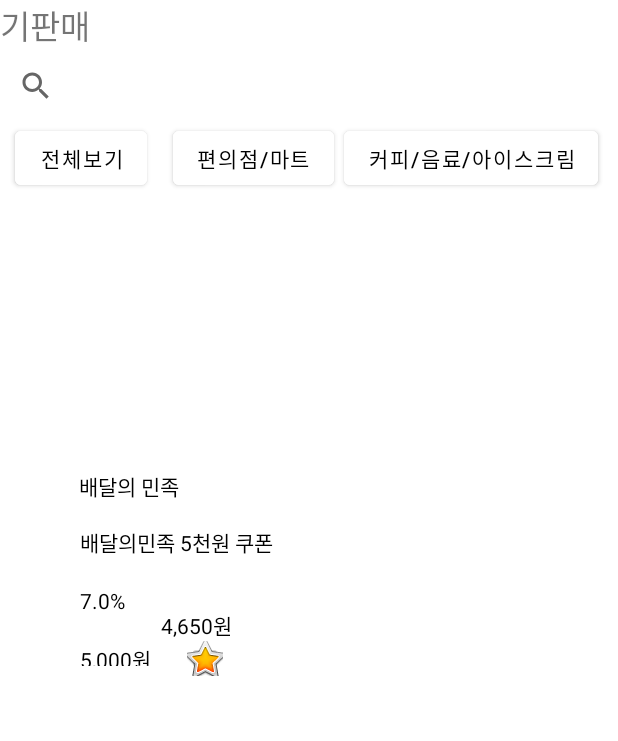
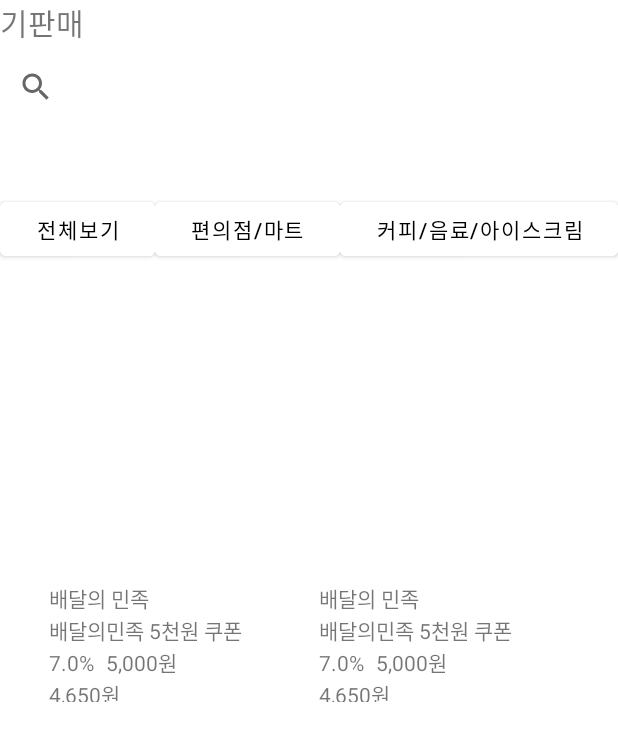
Before and after one commit to maie421/android, an Android app: the screen it shows after launch (MainActivity), on a phone screen of 412 x 824 dp. Shown: the top 741 px of the screen. Run offline under Robolectric (Android 15) with nearby library versions, the phone set to English and light mode, and no system bars.

Commit message:
feat : LinearLayout

```diff
--- a/app/src/main/res/layout/activity_main.xml
+++ b/app/src/main/res/layout/activity_main.xml
@@ -4,168 +4,209 @@
     xmlns:tools="http://schemas.android.com/tools"
     android:layout_width="match_parent"
     android:layout_height="match_parent"
-    tools:context=".MainActivity"
-    tools:ignore="MissingDefaultResource">
+    tools:context=".MainActivity">
 
+    <LinearLayout
+        android:id="@+id/linearLayout"
+        android:layout_width="0dp"
+        android:layout_height="0dp"
+        android:orientation="vertical"
+        app:layout_constraintBottom_toTopOf="@+id/linearLayout2"
+        app:layout_constraintEnd_toEndOf="parent"
+        app:layout_constraintStart_toStartOf="parent"
+        app:layout_constraintTop_toTopOf="parent"
+        tools:ignore="MissingConstraints">
 
         <TextView
             android:id="@+id/textView2"
+            android:layout_width="66dp"
+            android:layout_height="40dp"
+            android:text="기판매"
+            android:textSize="20dp"
+            tools:layout_editor_absoluteX="13dp"
+            tools:layout_editor_absoluteY="16dp" />
+
+        <SearchView
+            android:layout_width="match_parent"
+            android:layout_height="35dp" />
+
+        <com.google.android.material.textfield.TextInputLayout
+            android:id="@+id/textInputLayout"
+            android:layout_width="409dp"
+            android:layout_height="wrap_content"
+            tools:layout_editor_absoluteX="1dp"
+            tools:layout_editor_absoluteY="75dp">
+
+        </com.google.android.material.textfield.TextInputLayout>
+
+        <com.google.android.material.textfield.TextInputLayout
             android:layout_width="match_parent"
             android:layout_height="wrap_content"
-        android:text="기판매"
-        android:textSize="22dp"
-        app:layout_constraintBottom_toTopOf="@+id/searchView5"
+            android:background="@color/white"
+            android:baselineAligned="false">
+
+        </com.google.android.material.textfield.TextInputLayout>
+
+    </LinearLayout>
+
+    <LinearLayout
+        android:id="@+id/linearLayout2"
+        android:layout_width="0dp"
+        android:layout_height="0dp"
+        android:layout_marginBottom="1dp"
+        android:orientation="horizontal"
+        app:layout_constraintBottom_toTopOf="@+id/linearLayout5"
         app:layout_constraintEnd_toEndOf="parent"
-        app:layout_constraintHorizontal_bias="0.0"
         app:layout_constraintStart_toStartOf="parent"
-        app:layout_constraintTop_toTopOf="parent" />
-
-    <SearchView
-        android:id="@+id/searchView5"
-        android:layout_width="match_parent"
-        android:layout_height="wrap_content"
-        app:layout_constraintBottom_toTopOf="@+id/button2"
-        app:layout_constraintEnd_toEndOf="parent"
-        app:layout_constraintHorizontal_bias="0.0"
-        app:layout_constraintStart_toStartOf="parent"
-        app:layout_constraintTop_toBottomOf="@+id/textView2" />
+        app:layout_constraintTop_toBottomOf="@+id/linearLayout"
+        tools:ignore="MissingConstraints">
 
         <Button
             android:id="@+id/button"
             android:layout_width="wrap_content"
             android:layout_height="wrap_content"
-        android:layout_marginStart="8dp"
-        android:layout_marginBottom="16dp"
             android:layout_weight="1"
             android:backgroundTint="@color/white"
             android:text="전체보기"
-        android:textColor="@color/black"
-        app:layout_constraintBottom_toTopOf="@+id/imageView"
-        app:layout_constraintEnd_toStartOf="@+id/button2"
-        app:layout_constraintStart_toStartOf="parent"
-        app:layout_constraintTop_toBottomOf="@+id/searchView5"
-        tools:ignore="MissingConstraints" />
+            android:textColor="@color/black" />
 
         <Button
             android:id="@+id/button2"
             android:layout_width="wrap_content"
             android:layout_height="wrap_content"
-        android:layout_marginStart="15dp"
-        android:layout_marginBottom="16dp"
             android:layout_weight="1"
             android:backgroundTint="@color/white"
             android:text="편의점/마트"
-        android:textColor="@color/black"
-        app:layout_constraintBottom_toTopOf="@+id/imageView"
-        app:layout_constraintEnd_toStartOf="@+id/button3"
-        app:layout_constraintStart_toEndOf="@+id/button"
-        app:layout_constraintTop_toBottomOf="@+id/searchView5"
-        tools:ignore="MissingConstraints" />
+            android:textColor="@color/black" />
 
         <Button
             android:id="@+id/button3"
             android:layout_width="wrap_content"
             android:layout_height="wrap_content"
-        android:layout_marginStart="5dp"
-        android:layout_marginEnd="11dp"
-        android:layout_marginBottom="16dp"
             android:layout_weight="1"
             android:backgroundTint="@color/white"
             android:text="커피/음료/아이스크림"
-        android:textColor="@color/black"
-        app:layout_constraintBottom_toTopOf="@+id/imageView"
+            android:textColor="@color/black" />
+    </LinearLayout>
+
+    <LinearLayout
+        android:id="@+id/linearLayout5"
+        android:layout_width="407dp"
+        android:layout_height="210dp"
+        android:layout_marginBottom="356dp"
+        android:orientation="horizontal"
+        app:layout_constraintBottom_toBottomOf="parent"
         app:layout_constraintEnd_toEndOf="parent"
-        app:layout_constraintStart_toEndOf="@+id/button2"
-        app:layout_constraintTop_toBottomOf="@+id/searchView5"
-        tools:ignore="MissingConstraints" />
+        app:layout_constraintStart_toStartOf="parent"
+        app:layout_constraintTop_toBottomOf="@+id/linearLayout2"
+        tools:ignore="MissingConstraints">
 
+        <LinearLayout
+            android:layout_width="150dp"
+            android:layout_height="wrap_content"
+            android:layout_marginLeft="30dp"
+            android:orientation="vertical"
+            tools:ignore="MissingConstraints">
 
             <ImageView
                 android:id="@+id/imageView"
-        android:layout_width="138dp"
-        android:layout_height="148dp"
-        android:layout_marginTop="16dp"
-        app:layout_constraintEnd_toEndOf="parent"
-        app:layout_constraintHorizontal_bias="0.197"
-        app:layout_constraintStart_toStartOf="parent"
-        app:layout_constraintTop_toBottomOf="@+id/button2"
-        tools:ignore="MissingConstraints"
+                android:layout_width="150dp"
+                android:layout_height="130dp"
                 tools:srcCompat="@tools:sample/avatars" />
 
             <TextView
                 android:id="@+id/textView9"
-        android:layout_width="138dp"
-        android:layout_height="19dp"
-        android:layout_marginStart="52dp"
-        android:layout_marginTop="1dp"
-        android:layout_marginEnd="221dp"
-        android:text="배달의 민족"
-        android:textColor="@color/black"
-        app:layout_constraintBottom_toTopOf="@+id/textView10"
-        app:layout_constraintEnd_toEndOf="parent"
-        app:layout_constraintHorizontal_bias="1.0"
-        app:layout_constraintStart_toStartOf="parent"
-        app:layout_constraintTop_toBottomOf="@+id/imageView"
-        tools:ignore="MissingConstraints" />
+                android:layout_width="wrap_content"
+                android:layout_height="wrap_content"
+                android:text="배달의 민족" />
 
             <TextView
                 android:id="@+id/textView10"
-        android:layout_width="141dp"
-        android:layout_height="21dp"
-        android:layout_marginStart="53dp"
-        android:text="배달의민족 5천원 쿠폰"
-        android:textColor="@color/black"
-        app:layout_constraintBottom_toTopOf="@+id/textView12"
-        app:layout_constraintStart_toStartOf="parent"
-        app:layout_constraintTop_toBottomOf="@+id/textView9"
-        tools:ignore="MissingConstraints" />
+                android:layout_width="match_parent"
+                android:layout_height="wrap_content"
+                android:text="배달의민족 5천원 쿠폰" />
+
+
+            <LinearLayout
+                android:layout_width="match_parent"
+                android:layout_height="match_parent"
+                android:orientation="horizontal">
 
                 <TextView
                     android:id="@+id/textView12"
-        android:layout_width="54dp"
-        android:layout_height="20dp"
-        android:layout_marginStart="53dp"
-        android:text="7.0%"
-        android:textColor="@color/black"
-        app:layout_constraintBottom_toTopOf="@+id/textView13"
-        app:layout_constraintEnd_toStartOf="@+id/textView11"
-        app:layout_constraintStart_toStartOf="parent"
-        app:layout_constraintTop_toBottomOf="@+id/textView10" />
+                    android:layout_width="match_parent"
+                    android:layout_height="wrap_content"
+                    android:layout_weight="3"
+                    android:text="7.0%" />
 
                 <TextView
                     android:id="@+id/textView13"
-        android:layout_width="56dp"
-        android:layout_height="15dp"
-        android:layout_marginStart="53dp"
-        android:layout_marginEnd="15dp"
-        android:layout_marginBottom="361dp"
-        android:text="5,000원"
-        android:textColor="@color/black"
-        app:layout_constraintBottom_toBottomOf="parent"
-        app:layout_constraintEnd_toStartOf="@+id/imageButton2"
-        app:layout_constraintStart_toStartOf="parent"
-        app:layout_constraintTop_toBottomOf="@+id/textView12"
-        tools:ignore="MissingConstraints" />
+                    android:layout_width="match_parent"
+                    android:layout_height="wrap_content"
+                    android:layout_weight="1"
+                    android:text="5,000원" />
+            </LinearLayout>
 
             <TextView
                 android:id="@+id/textView11"
-        android:layout_width="85dp"
-        android:layout_height="21dp"
-        android:layout_marginEnd="219dp"
-        android:layout_marginBottom="1dp"
-        android:text="4,650원"
-        android:textColor="@color/black"
-        app:layout_constraintBottom_toTopOf="@+id/textView13"
-        app:layout_constraintEnd_toEndOf="parent"
-        app:layout_constraintStart_toEndOf="@+id/textView12" />
+                android:layout_width="match_parent"
+                android:layout_height="match_parent"
+                android:text="4,650원" />
 
-    <ImageButton
-        android:id="@+id/imageButton2"
-        android:layout_width="24dp"
-        android:layout_height="23dp"
-        android:layout_marginStart="15dp"
-        app:layout_constraintStart_toEndOf="@+id/textView13"
-        app:layout_constraintTop_toBottomOf="@+id/textView11"
-        app:srcCompat="@android:drawable/btn_star_big_on" />
+        </LinearLayout>
+        <!--        복붙-->
+        <LinearLayout
+            android:layout_width="150dp"
+            android:layout_height="wrap_content"
+            android:layout_marginLeft="30dp"
+            android:orientation="vertical"
+            tools:ignore="MissingConstraints">
+
+            <ImageView
+                android:id="@+id/imageView2"
+                android:layout_width="150dp"
+                android:layout_height="130dp"
+                tools:srcCompat="@tools:sample/avatars" />
+
+            <TextView
+                android:id="@+id/textView14"
+                android:layout_width="wrap_content"
+                android:layout_height="wrap_content"
+                android:text="배달의 민족" />
+
+            <TextView
+                android:id="@+id/textView15"
+                android:layout_width="match_parent"
+                android:layout_height="wrap_content"
+                android:text="배달의민족 5천원 쿠폰" />
+
+            <LinearLayout
+                android:layout_width="match_parent"
+                android:layout_height="wrap_content"
+                android:orientation="horizontal">
+
+                <TextView
+                    android:id="@+id/textView19"
+                    android:layout_width="match_parent"
+                    android:layout_height="wrap_content"
+                    android:layout_weight="3"
+                    android:text="7.0%" />
+
+                <TextView
+                    android:id="@+id/textView20"
+                    android:layout_width="match_parent"
+                    android:layout_height="wrap_content"
+                    android:layout_weight="1"
+                    android:text="5,000원" />
+            </LinearLayout>
+
+            <TextView
+                android:id="@+id/textView21"
+                android:layout_width="match_parent"
+                android:layout_height="match_parent"
+                android:text="4,650원" />
+        </LinearLayout>
+
+    </LinearLayout>
 
 </androidx.constraintlayout.widget.ConstraintLayout>
```
Lines whose indentation alone changed are shown as unchanged.
